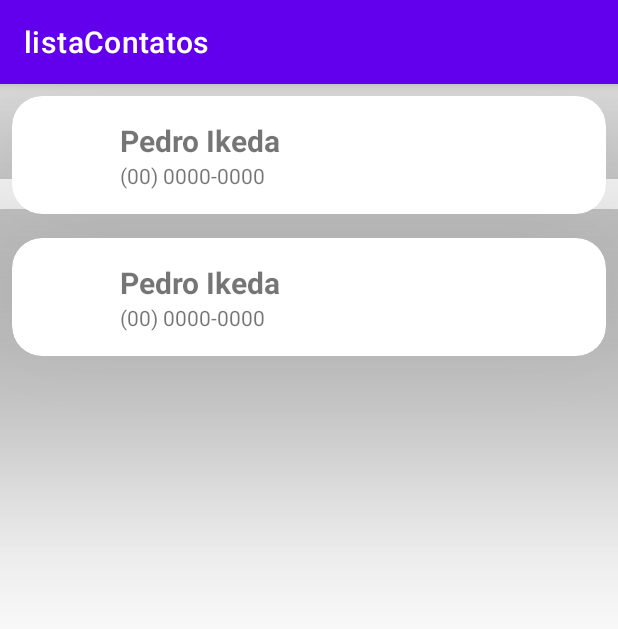
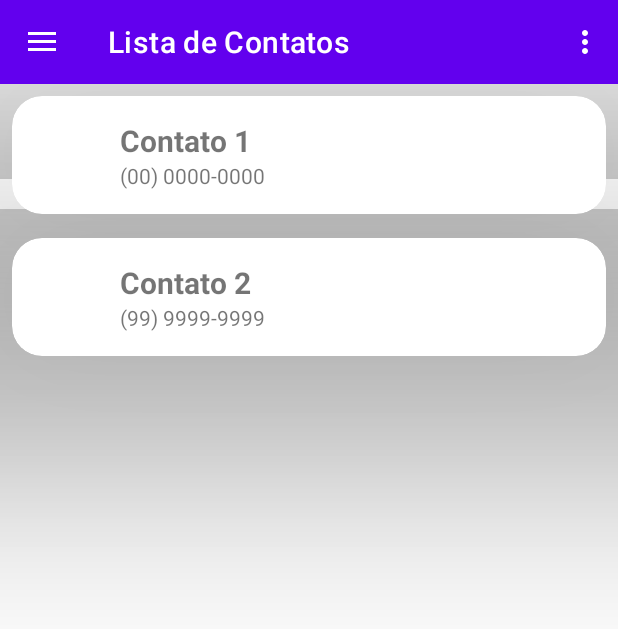
Before and after one commit to ikeda1/Santander-Bootcamp-Mobile, an Android app: the screen it shows after launch (MainActivity), on a phone screen of 412 x 824 dp. Shown: the top 629 px of the screen. Run offline under Robolectric (Android 15) with nearby library versions, the phone set to English and light mode, and no system bars.

Commit message:
Finalizado o aplicativo seguindo a aula

```diff
--- a/listaContatos/app/build.gradle
+++ b/listaContatos/app/build.gradle
@@ -1,6 +1,7 @@
 plugins {
     id 'com.android.application'
     id 'kotlin-android'
+    id 'kotlin-android-extensions'
 }
 
 android {
@@ -39,6 +40,7 @@ dependencies {
     implementation 'androidx.appcompat:appcompat:1.3.1'
     implementation 'com.google.android.material:material:1.4.0'
     implementation 'androidx.constraintlayout:constraintlayout:2.1.0'
+    implementation 'com.google.code.gson:gson:2.8.6'
     testImplementation 'junit:junit:4.+'
     androidTestImplementation 'androidx.test.ext:junit:1.1.3'
     androidTestImplementation 'androidx.test.espresso:espresso-core:3.4.0'
--- a/listaContatos/app/src/main/AndroidManifest.xml
+++ b/listaContatos/app/src/main/AndroidManifest.xml
@@ -9,6 +9,7 @@
         android:roundIcon="@mipmap/ic_launcher_round"
         android:supportsRtl="true"
         android:theme="@style/Theme.ListaContatos">
+        <activity android:name=".contact_detail"></activity>
         <activity android:name=".MainActivity">
             <intent-filter>
                 <action android:name="android.intent.action.MAIN" />
--- /dev/null
+++ b/listaContatos/app/src/main/java/com/example/listacontatos/ClickItemContactListener.kt
@@ -0,0 +1,5 @@
+package com.example.listacontatos
+
+interface ClickItemContactListener {
+    fun clickItemContact(contact: Contact)
+}
--- a/listaContatos/app/src/main/java/com/example/listacontatos/Contact.kt
+++ b/listaContatos/app/src/main/java/com/example/listacontatos/Contact.kt
@@ -1,7 +1,11 @@
 package com.example.listacontatos
 
+import android.os.Parcelable
+import kotlinx.android.parcel.Parcelize
+
+@Parcelize
 data class Contact (
     var name: String,
     var phone: String,
     var photograph: String
-        )
+    ) : Parcelable
--- a/listaContatos/app/src/main/java/com/example/listacontatos/MainActivity.kt
+++ b/listaContatos/app/src/main/java/com/example/listacontatos/MainActivity.kt
@@ -1,43 +1,117 @@
 package com.example.listacontatos
 
+import android.content.Context
+import android.content.Intent
+import android.content.SharedPreferences
 import androidx.appcompat.app.AppCompatActivity
 import android.os.Bundle
+import android.view.Menu
+import android.view.MenuInflater
+import android.view.MenuItem
+import android.view.View
+import android.widget.Toast
+import android.widget.Toolbar
+import androidx.appcompat.app.ActionBarDrawerToggle
+import androidx.core.content.edit
+import androidx.drawerlayout.widget.DrawerLayout
 import androidx.recyclerview.widget.LinearLayoutManager
 import androidx.recyclerview.widget.RecyclerView
+import com.example.listacontatos.contact_detail.Companion.EXTRA_CONTACT
+import com.google.gson.Gson
+import com.google.gson.reflect.TypeToken
 
-class MainActivity : AppCompatActivity() {
+class MainActivity : AppCompatActivity(), ClickItemContactListener{
     private val rvList: RecyclerView by lazy {
         findViewById<RecyclerView>(R.id.rv_list)
     }
-    private val adapter = ContactAdapter()
+    private val adapter = ContactAdapter(this)
 
     override fun onCreate(savedInstanceState: Bundle?) {
         super.onCreate(savedInstanceState)
-        setContentView(R.layout.activity_main)
+        setContentView(R.layout.drawer_menu)
+        initDrawer()
+        fetchListContact()
+        bindView()
+    }
 
-        bindView()
-        updateList()
+    private fun fetchListContact() {
+        val list = arrayListOf(
+            Contact(
+                "Contato 1",
+                "(00) 0000-0000",
+                "img.png"
+            ),
+            Contact(
+                "Contato 2",
+                "(99) 9999-9999",
+                "img.png"
+            )
+        )
+        getInstanceSharedPreferences().edit {
+            val json = Gson().toJson(list)
+            putString("contacts", Gson().toJson(list))
+        }
+    }
+
+    private fun getInstanceSharedPreferences(): SharedPreferences {
+        return getSharedPreferences("br.com.bootcampkotlin.PREFERENCES", Context.MODE_PRIVATE)
+    }
+
+    private fun initDrawer() {
+        val drawerLayout = findViewById<View>(R.id.drawer_layout) as DrawerLayout
+        val toolbar = findViewById<androidx.appcompat.widget.Toolbar>(R.id.toolbar)
+        setSupportActionBar(toolbar)
+
+        val toggle = ActionBarDrawerToggle(this, drawerLayout, toolbar, R.string.open_drawer, R.string.close_drawer)
+        drawerLayout.addDrawerListener(toggle)
+        toggle.syncState()
     }
 
     private fun bindView() {
         rvList.adapter = adapter
         rvList.layoutManager = LinearLayoutManager(this)
+        updateList()
+    }
+
+    private fun getListContacts(): List<Contact> {
+        val list = getInstanceSharedPreferences().getString("contacts", "[]")
+        val turnsType = object: TypeToken<List<Contact>>() {}.type
+        return Gson().fromJson(list, turnsType)
     }
 
     private fun updateList() {
-        adapter.updateList(
-            arrayListOf(
-                Contact(
-                    "Pedro Ikeda",
-                    "(00) 0000-0000",
-                    "img.png"
-                ),
-                Contact(
-                    "Pedro Ikeda",
-                    "(00) 0000-0000",
-                    "img.png"
-                )
-            )
-        )
+        val list = getListContacts()
+        adapter.updateList(list)
+    }
+
+    private fun showToast(message: String) {
+        Toast.makeText(this, message, Toast.LENGTH_SHORT).show()
+    }
+
+    override fun onCreateOptionsMenu(menu: Menu?): Boolean {
+        val inflater: MenuInflater = menuInflater
+        inflater.inflate(R.menu.menu, menu)
+        return true
+    }
+
+    override fun onOptionsItemSelected(item: MenuItem): Boolean {
+        return when (item.itemId) {
+            R.id.item_menu_1 -> {
+                showToast("Exibindo item de menu 1")
+                true
+            }
+            R.id.item_menu_2 -> {
+                showToast("Exibindo item de menu 2")
+                true
+            }
+            else -> super.onOptionsItemSelected(item)
+        }
+    }
+
+    // Inicia a atividade contact_detail
+    override fun clickItemContact(contact: Contact) {
+        val intent = Intent(this, contact_detail::class.java)
+        intent.putExtra(EXTRA_CONTACT, contact)
+        startActivity(intent)
     }
 }
--- a/listaContatos/app/src/main/java/com/example/listacontatos/contactAdapter.kt
+++ b/listaContatos/app/src/main/java/com/example/listacontatos/contactAdapter.kt
@@ -7,14 +7,15 @@ import android.widget.ImageView
 import android.widget.TextView
 import androidx.recyclerview.widget.RecyclerView
 
-class ContactAdapter: RecyclerView.Adapter<ContactAdapter.ContactAdapterViewHolder>() {
+class ContactAdapter(var listener: ClickItemContactListener):
+    RecyclerView.Adapter<ContactAdapter.ContactAdapterViewHolder>() {
 
     // Lista de Contatos
     private val list: MutableList<Contact> = mutableListOf()
 
     override fun onCreateViewHolder(parent: ViewGroup, viewType: Int): ContactAdapterViewHolder {
         val view = LayoutInflater.from(parent.context).inflate(R.layout.contact_item, parent, false)
-        return ContactAdapterViewHolder(view)
+        return ContactAdapterViewHolder(view, list, listener)
     }
 
     override fun getItemCount(): Int {
@@ -32,10 +33,17 @@ class ContactAdapter: RecyclerView.Adapter<ContactAdapter.ContactAdapterViewHold
     }
 
     // Classe responsável por gerenciar cada item
-    class ContactAdapterViewHolder(itemView: View) : RecyclerView.ViewHolder(itemView) {
+    class ContactAdapterViewHolder(itemView: View, var list: List<Contact>, var listener: ClickItemContactListener) :
+        RecyclerView.ViewHolder(itemView) {
         private val tvName: TextView = itemView.findViewById(R.id.tv_name)
         private val tvPhone: TextView = itemView.findViewById(R.id.tv_phone)
         private val tvPhotograph: ImageView = itemView.findViewById(R.id.iv_photograph)
+
+        init {
+            itemView.setOnClickListener{
+                listener.clickItemContact(list[adapterPosition])
+            }
+        }
 
         fun bind(contact: Contact) {
             tvName.text = contact.name
--- a/listaContatos/app/src/main/res/layout/activity_main.xml
+++ b/listaContatos/app/src/main/res/layout/activity_main.xml
@@ -6,11 +6,22 @@
     android:layout_height="match_parent"
     tools:context=".MainActivity">
 
+    <androidx.appcompat.widget.Toolbar
+        android:id="@+id/toolbar"
+        android:layout_width="match_parent"
+        android:layout_height="?attr/actionBarSize"
+        android:background="?attr/colorPrimary"
+        app:title="@string/app_name"
+        android:theme="@style/ThemeOverlay.AppCompat.Dark.ActionBar"
+        app:layout_constraintTop_toTopOf="parent"
+        app:layout_constraintStart_toStartOf="parent"
+        app:layout_constraintEnd_toEndOf="parent"/>
+
     <androidx.recyclerview.widget.RecyclerView
         android:id="@+id/rv_list"
         android:layout_width="0dp"
         android:layout_height="0dp"
-        app:layout_constraintTop_toTopOf="parent"
+        app:layout_constraintTop_toBottomOf="@id/toolbar"
         app:layout_constraintStart_toStartOf="parent"
         app:layout_constraintEnd_toEndOf="parent"
         app:layout_constraintBottom_toBottomOf="parent" />
--- /dev/null
+++ b/listaContatos/app/src/main/res/layout/drawer_menu.xml
@@ -0,0 +1,20 @@
+<?xml version="1.0" encoding="utf-8"?>
+<androidx.drawerlayout.widget.DrawerLayout xmlns:android="http://schemas.android.com/apk/res/android"
+    android:id="@+id/drawer_layout"
+    android:layout_width="match_parent"
+    android:layout_height="match_parent"
+    xmlns:tools="http://schemas.android.com/tools"
+    xmlns:app="http://schemas.android.com/apk/res-auto"
+    tools:openDrawer="start">
+
+    <include
+        layout="@layout/activity_main" />
+
+    <com.google.android.material.navigation.NavigationView
+        android:id="@+id/nav_view"
+        android:layout_width="match_parent"
+        android:layout_height="match_parent"
+        android:layout_gravity="start"
+        app:menu="@menu/menu"
+        />
+</androidx.drawerlayout.widget.DrawerLayout>
--- /dev/null
+++ b/listaContatos/app/src/main/res/menu/menu.xml
@@ -0,0 +1,10 @@
+<?xml version="1.0" encoding="utf-8"?>
+<menu xmlns:android="http://schemas.android.com/apk/res/android">
+    <item
+        android:id="@+id/item_menu_1"
+        android:title="@string/menu_1" />
+
+    <item
+        android:id="@+id/item_menu_2"
+        android:title="@string/menu_2" />
+</menu>
--- a/listaContatos/app/src/main/res/values-night/themes.xml
+++ b/listaContatos/app/src/main/res/values-night/themes.xml
@@ -1,6 +1,6 @@
 <resources xmlns:tools="http://schemas.android.com/tools">
     <!-- Base application theme. -->
-    <style name="Theme.ListaContatos" parent="Theme.MaterialComponents.DayNight.DarkActionBar">
+    <style name="Theme.ListaContatos" parent="Theme.MaterialComponents.DayNight.NoActionBar">
         <!-- Primary brand color. -->
         <item name="colorPrimary">@color/purple_200</item>
         <item name="colorPrimaryVariant">@color/purple_700</item>
--- a/listaContatos/app/src/main/res/values/strings.xml
+++ b/listaContatos/app/src/main/res/values/strings.xml
@@ -1,5 +1,11 @@
 <resources>
-    <string name="app_name">listaContatos</string>
+    <string name="app_name">Lista de Contatos</string>
     <string name="iv_photograph_content_description">Foto do contato</string>
     <string name="tv_contactName_content_description">Nome do contato</string>
+
+    <string name="menu_1">Menu 1</string>
+    <string name="menu_2">Menu 2</string>
+
+    <string name="open_drawer">Abrir</string>
+    <string name="close_drawer">Fechar</string>
 </resources>
--- a/listaContatos/app/src/main/res/values/themes.xml
+++ b/listaContatos/app/src/main/res/values/themes.xml
@@ -1,6 +1,6 @@
 <resources xmlns:tools="http://schemas.android.com/tools">
     <!-- Base application theme. -->
-    <style name="Theme.ListaContatos" parent="Theme.MaterialComponents.DayNight.DarkActionBar">
+    <style name="Theme.ListaContatos" parent="Theme.MaterialComponents.DayNight.NoActionBar">
         <!-- Primary brand color. -->
         <item name="colorPrimary">@color/purple_500</item>
         <item name="colorPrimaryVariant">@color/purple_700</item>
```
Also changed, not shown: listaContatos/app/src/main/java/com/example/listacontatos/contact_detail.kt (added, +44 -0 lines), listaContatos/app/src/main/res/layout/activity_contact_detail.xml (added, +57 -0 lines).
